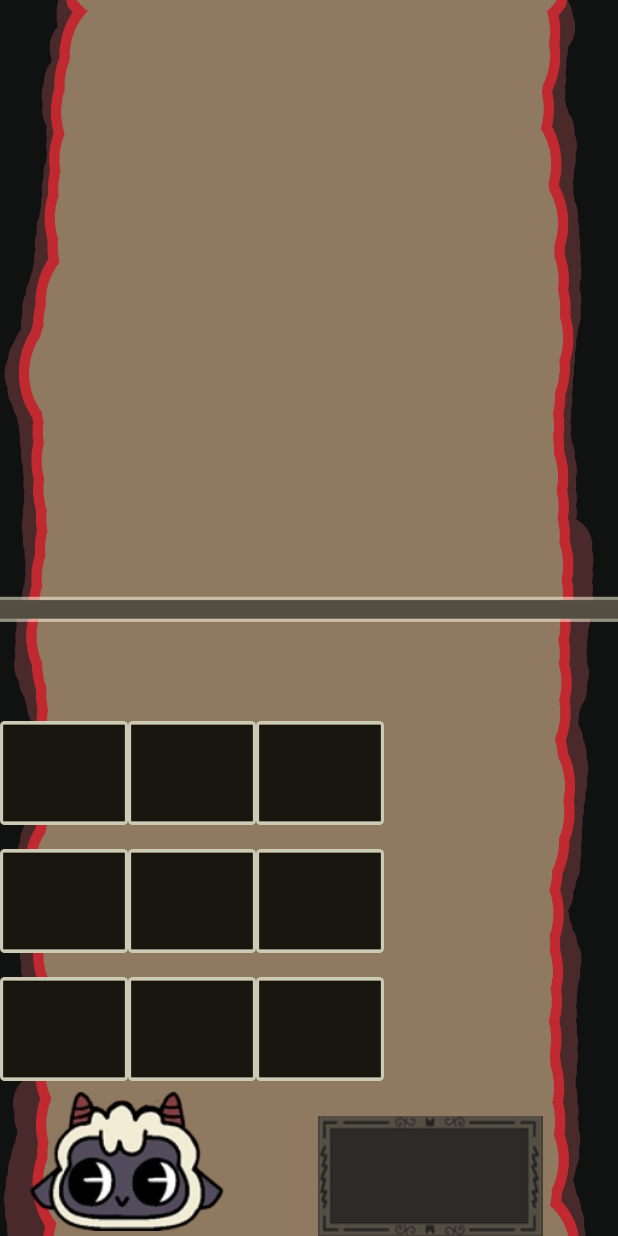
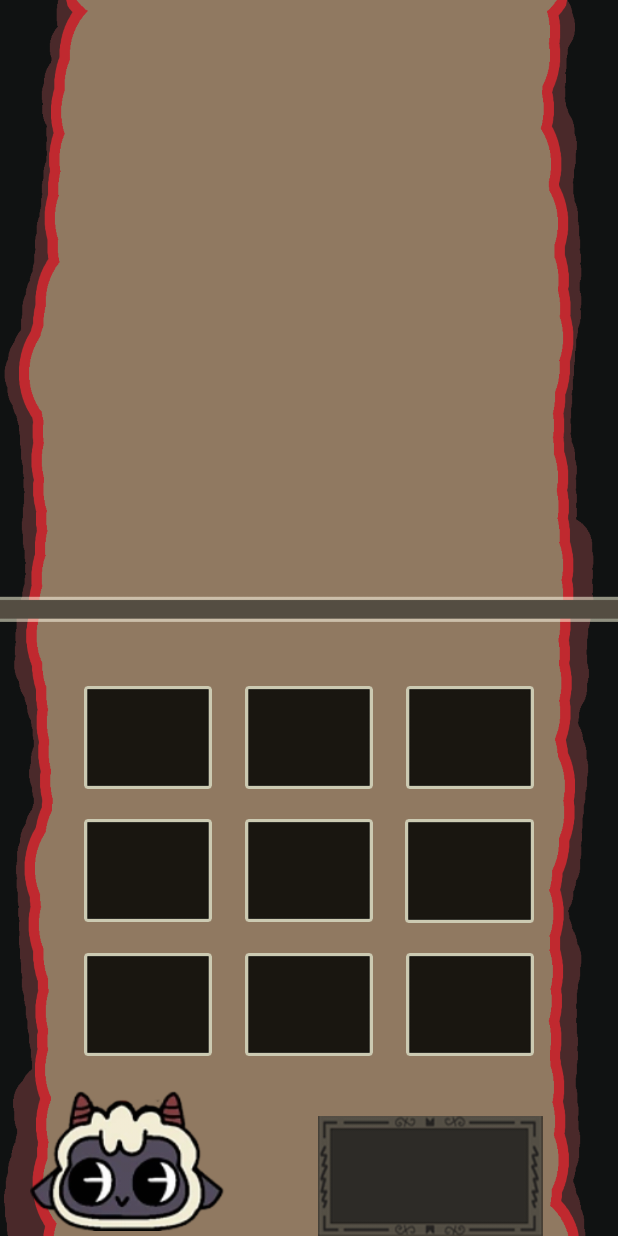
Before and after one commit to DeMoraDev/matatena, an Android app: the MainActivity2 screen opened directly, with no data from a screen before it, on a phone screen of 412 x 824 dp. Run offline under Robolectric (Android 15) with nearby library versions, the phone set to English and light mode, and no system bars; 1 statement that could not run was skipped.

Commit message:
Arreglo layouts

```diff
--- a/app/src/main/res/layout/activity_main2.xml
+++ b/app/src/main/res/layout/activity_main2.xml
@@ -22,7 +22,7 @@
         android:layout_marginEnd="80dp"
         android:text=""
         android:textSize="20sp"
-        app:layout_constraintBottom_toTopOf="@id/layout_hueco_10"
+        app:layout_constraintBottom_toTopOf="@id/tablero_jugador"
         app:layout_constraintEnd_toStartOf="@id/ptsfila2" />
 
     <TextView
@@ -32,7 +32,7 @@
         android:layout_marginStart="80dp"
         android:text=""
         android:textSize="20sp"
-        app:layout_constraintBottom_toTopOf="@id/layout_hueco_12"
+        app:layout_constraintBottom_toTopOf="@id/tablero_jugador"
         app:layout_constraintStart_toEndOf="@id/ptsfila2"
         tools:layout_editor_absoluteX="136dp"
         tools:layout_editor_absoluteY="672dp" />
@@ -44,7 +44,7 @@
         android:text=""
         android:textColor="@color/black"
         android:textSize="20sp"
-        app:layout_constraintBottom_toTopOf="@id/layout_hueco_11"
+        app:layout_constraintBottom_toTopOf="@id/tablero_jugador"
         app:layout_constraintEnd_toEndOf="parent"
         app:layout_constraintStart_toStartOf="parent"
         tools:layout_editor_absoluteX="136dp"
@@ -94,73 +94,36 @@
         app:layout_constraintEnd_toEndOf="parent"
         app:srcCompat="@drawable/emptydice" />
 
+    <LinearLayout
+        android:id="@+id/tablero_jugador"
+        android:layout_width="match_parent"
+        android:layout_height="wrap_content"
+        android:layout_marginHorizontal="55dp"
+        android:layout_marginBottom="20dp"
+        android:orientation="vertical"
+        app:layout_constraintBottom_toTopOf="@id/lamb"
+        app:layout_constraintStart_toStartOf="parent">
+
+        <LinearLayout
+            android:id="@+id/fila_3"
+            android:layout_width="match_parent"
+            android:layout_height="wrap_content"
+            android:orientation="horizontal"
+            app:layout_constraintBottom_toTopOf="@id/fila_4"
+            app:layout_constraintEnd_toEndOf="parent"
+            app:layout_constraintStart_toStartOf="parent">
 
             <androidx.constraintlayout.widget.ConstraintLayout
                 android:id="@+id/layout_hueco_10"
-        android:layout_width="wrap_content"
+                android:layout_width="0dp"
                 android:layout_height="wrap_content"
-        android:layout_marginEnd="15dp"
-        app:layout_constraintBottom_toTopOf="@id/layout_hueco_13"
+                android:layout_weight="1"
                 app:layout_constraintStart_toStartOf="parent">
 
                 <ImageButton
                     android:id="@+id/hueco_10"
                     android:layout_width="85dp"
-            android:layout_height="85dp"
-            android:adjustViewBounds="true"
-            android:background="@null"
-            android:scaleType="fitCenter"
-            app:layout_constraintBottom_toBottomOf="parent"
-            app:layout_constraintEnd_toEndOf="parent"
-            app:layout_constraintStart_toStartOf="parent"
-            app:layout_constraintTop_toTopOf="parent"
-            app:srcCompat="@drawable/hueco" />
-
-        <ImageView
-            android:id="@+id/dice_10"
-            android:layout_width="60dp"
-            android:layout_height="60dp"
-            android:scaleType="fitCenter"
-            app:layout_constraintBottom_toBottomOf="parent"
-            app:layout_constraintEnd_toEndOf="parent"
-            app:layout_constraintStart_toStartOf="parent"
-            app:layout_constraintTop_toTopOf="parent"
-            app:srcCompat="@drawable/emptydice" />
-    </androidx.constraintlayout.widget.ConstraintLayout>
-
-
-    <androidx.constraintlayout.widget.ConstraintLayout
-        android:id="@+id/layout_hueco_11"
-        android:layout_width="wrap_content"
                     android:layout_height="wrap_content"
-        app:layout_constraintBottom_toTopOf="@id/layout_hueco_14"
-        app:layout_constraintStart_toEndOf="@id/layout_hueco_13">
-
-        <ImageButton
-            android:id="@+id/hueco_11"
-            android:layout_width="85dp"
-            android:layout_height="85dp"
-            android:adjustViewBounds="true"
-            android:background="@null"
-            android:scaleType="fitCenter"
-            app:layout_constraintBottom_toBottomOf="parent"
-            app:layout_constraintEnd_toEndOf="parent"
-            app:layout_constraintStart_toStartOf="parent"
-            app:layout_constraintTop_toTopOf="parent"
-            app:srcCompat="@drawable/hueco" />
-    </androidx.constraintlayout.widget.ConstraintLayout>
-
-    <androidx.constraintlayout.widget.ConstraintLayout
-        android:id="@+id/layout_hueco_12"
-        android:layout_width="wrap_content"
-        android:layout_height="wrap_content"
-        app:layout_constraintBottom_toTopOf="@id/layout_hueco_15"
-        app:layout_constraintStart_toEndOf="@id/layout_hueco_11">
-
-        <ImageButton
-            android:id="@+id/hueco_12"
-            android:layout_width="85dp"
-            android:layout_height="85dp"
                     android:adjustViewBounds="true"
                     android:background="@null"
                     android:scaleType="fitCenter"
@@ -173,59 +136,16 @@
             </androidx.constraintlayout.widget.ConstraintLayout>
 
             <androidx.constraintlayout.widget.ConstraintLayout
-        android:id="@+id/layout_hueco_13"
-        android:layout_width="wrap_content"
+                android:id="@+id/layout_hueco_11"
+                android:layout_width="0dp"
                 android:layout_height="wrap_content"
-        app:layout_constraintBottom_toTopOf="@id/layout_hueco_16"
-        app:layout_constraintStart_toStartOf="parent">
+                android:layout_marginHorizontal="20dp"
+                android:layout_weight="1">
 
                 <ImageButton
-            android:id="@+id/hueco_13"
+                    android:id="@+id/hueco_11"
                     android:layout_width="85dp"
-            android:layout_height="85dp"
-            android:adjustViewBounds="true"
-            android:background="@null"
-            android:scaleType="fitCenter"
-            app:layout_constraintBottom_toBottomOf="parent"
-            app:layout_constraintEnd_toEndOf="parent"
-            app:layout_constraintStart_toStartOf="parent"
-            app:layout_constraintTop_toTopOf="parent"
-            app:srcCompat="@drawable/hueco" />
-    </androidx.constraintlayout.widget.ConstraintLayout>
-
-    <androidx.constraintlayout.widget.ConstraintLayout
-        android:id="@+id/layout_hueco_14"
-        android:layout_width="wrap_content"
                     android:layout_height="wrap_content"
-        app:layout_constraintBottom_toTopOf="@id/layout_hueco_17"
-        app:layout_constraintStart_toEndOf="@id/layout_hueco_13">
-
-        <ImageButton
-            android:id="@+id/hueco_14"
-            android:layout_width="85dp"
-            android:layout_height="85dp"
-            android:adjustViewBounds="true"
-            android:background="@null"
-            android:scaleType="fitCenter"
-            app:layout_constraintBottom_toBottomOf="parent"
-            app:layout_constraintEnd_toEndOf="parent"
-            app:layout_constraintStart_toStartOf="parent"
-            app:layout_constraintTop_toTopOf="parent"
-            app:srcCompat="@drawable/hueco" />
-    </androidx.constraintlayout.widget.ConstraintLayout>
-
-
-    <androidx.constraintlayout.widget.ConstraintLayout
-        android:id="@+id/layout_hueco_15"
-        android:layout_width="wrap_content"
-        android:layout_height="wrap_content"
-        app:layout_constraintBottom_toTopOf="@id/layout_hueco_18"
-        app:layout_constraintStart_toEndOf="@id/layout_hueco_14">
-
-        <ImageButton
-            android:id="@+id/hueco_15"
-            android:layout_width="85dp"
-            android:layout_height="85dp"
                     android:adjustViewBounds="true"
                     android:background="@null"
                     android:scaleType="fitCenter"
@@ -237,19 +157,125 @@
 
             </androidx.constraintlayout.widget.ConstraintLayout>
 
+            <androidx.constraintlayout.widget.ConstraintLayout
+                android:id="@+id/layout_hueco_12"
+                android:layout_width="0dp"
+                android:layout_height="wrap_content"
+                android:layout_weight="1">
+
+                <ImageButton
+                    android:id="@+id/hueco_12"
+                    android:layout_width="85dp"
+                    android:layout_height="wrap_content"
+                    android:adjustViewBounds="true"
+                    android:background="@null"
+                    android:scaleType="fitCenter"
+                    app:layout_constraintBottom_toBottomOf="parent"
+                    app:layout_constraintEnd_toEndOf="parent"
+                    app:layout_constraintStart_toStartOf="parent"
+                    app:layout_constraintTop_toTopOf="parent"
+                    app:srcCompat="@drawable/hueco" />
+
+            </androidx.constraintlayout.widget.ConstraintLayout>
+        </LinearLayout>
+
+        <LinearLayout
+            android:id="@+id/fila_4"
+            android:layout_width="match_parent"
+            android:layout_height="wrap_content"
+            android:layout_marginVertical="20dp"
+            android:orientation="horizontal"
+            app:layout_constraintBottom_toTopOf="@id/fila_5"
+            app:layout_constraintEnd_toEndOf="parent"
+            app:layout_constraintStart_toStartOf="parent">
+
+            <androidx.constraintlayout.widget.ConstraintLayout
+                android:id="@+id/layout_hueco_13"
+                android:layout_width="0dp"
+                android:layout_height="wrap_content"
+                android:layout_weight="1"
+                app:layout_constraintStart_toStartOf="parent">
+
+                <ImageButton
+                    android:id="@+id/hueco_13"
+                    android:layout_width="85dp"
+                    android:layout_height="wrap_content"
+                    android:adjustViewBounds="true"
+                    android:background="@null"
+                    android:scaleType="fitCenter"
+                    app:layout_constraintBottom_toBottomOf="parent"
+                    app:layout_constraintEnd_toEndOf="parent"
+                    app:layout_constraintStart_toStartOf="parent"
+                    app:layout_constraintTop_toTopOf="parent"
+                    app:srcCompat="@drawable/hueco" />
+
+            </androidx.constraintlayout.widget.ConstraintLayout>
+
+            <androidx.constraintlayout.widget.ConstraintLayout
+                android:id="@+id/layout_hueco_14"
+                android:layout_width="0dp"
+                android:layout_height="wrap_content"
+                android:layout_marginHorizontal="20dp"
+                android:layout_weight="1">
+
+                <ImageButton
+                    android:id="@+id/hueco_14"
+                    android:layout_width="85dp"
+                    android:layout_height="wrap_content"
+                    android:adjustViewBounds="true"
+                    android:background="@null"
+                    android:scaleType="fitCenter"
+                    app:layout_constraintBottom_toBottomOf="parent"
+                    app:layout_constraintEnd_toEndOf="parent"
+                    app:layout_constraintStart_toStartOf="parent"
+                    app:layout_constraintTop_toTopOf="parent"
+                    app:srcCompat="@drawable/hueco" />
+
+            </androidx.constraintlayout.widget.ConstraintLayout>
+
+            <androidx.constraintlayout.widget.ConstraintLayout
+                android:id="@+id/layout_hueco_15"
+                android:layout_width="0dp"
+                android:layout_height="wrap_content"
+                android:layout_weight="1">
+
+                <ImageButton
+                    android:id="@+id/hueco_15"
+                    android:layout_width="86dp"
+                    android:layout_height="69dp"
+                    android:adjustViewBounds="true"
+                    android:background="@null"
+                    android:scaleType="fitCenter"
+                    app:layout_constraintBottom_toBottomOf="parent"
+                    app:layout_constraintEnd_toEndOf="parent"
+                    app:layout_constraintStart_toStartOf="parent"
+                    app:layout_constraintTop_toTopOf="parent"
+                    app:srcCompat="@drawable/hueco" />
+
+            </androidx.constraintlayout.widget.ConstraintLayout>
+
+        </LinearLayout>
+
+        <LinearLayout
+            android:id="@+id/fila_5"
+            android:layout_width="match_parent"
+            android:layout_height="wrap_content"
+            android:orientation="horizontal"
+            app:layout_constraintBottom_toTopOf="@id/lamb"
+            app:layout_constraintEnd_toEndOf="parent"
+            app:layout_constraintStart_toStartOf="parent">
 
             <androidx.constraintlayout.widget.ConstraintLayout
                 android:id="@+id/layout_hueco_16"
-        android:layout_width="wrap_content"
+                android:layout_width="0dp"
                 android:layout_height="wrap_content"
-        app:layout_constraintBottom_toTopOf="@id/roller1"
+                android:layout_weight="1"
                 app:layout_constraintStart_toStartOf="parent">
 
                 <ImageButton
                     android:id="@+id/hueco_16"
                     android:layout_width="85dp"
-            android:layout_height="85dp"
-            android:layout_marginBottom="15dp"
+                    android:layout_height="wrap_content"
                     android:adjustViewBounds="true"
                     android:background="@null"
                     android:scaleType="fitCenter"
@@ -263,16 +289,15 @@
 
             <androidx.constraintlayout.widget.ConstraintLayout
                 android:id="@+id/layout_hueco_17"
-        android:layout_width="wrap_content"
+                android:layout_width="0dp"
                 android:layout_height="wrap_content"
-        app:layout_constraintBottom_toTopOf="@id/roller1"
-        app:layout_constraintStart_toEndOf="@id/layout_hueco_16">
+                android:layout_marginHorizontal="20dp"
+                android:layout_weight="1">
 
                 <ImageButton
                     android:id="@+id/hueco_17"
                     android:layout_width="85dp"
-            android:layout_height="85dp"
-            android:layout_marginBottom="15dp"
+                    android:layout_height="wrap_content"
                     android:adjustViewBounds="true"
                     android:background="@null"
                     android:scaleType="fitCenter"
@@ -286,16 +311,14 @@
 
             <androidx.constraintlayout.widget.ConstraintLayout
                 android:id="@+id/layout_hueco_18"
-        android:layout_width="wrap_content"
+                android:layout_width="0dp"
                 android:layout_height="wrap_content"
-        app:layout_constraintBottom_toTopOf="@id/roller1"
-        app:layout_constraintStart_toEndOf="@id/layout_hueco_17">
+                android:layout_weight="1">
 
                 <ImageButton
                     android:id="@+id/hueco_18"
                     android:layout_width="85dp"
-            android:layout_height="85dp"
-            android:layout_marginBottom="15dp"
+                    android:layout_height="wrap_content"
                     android:adjustViewBounds="true"
                     android:background="@null"
                     android:scaleType="fitCenter"
@@ -306,6 +329,7 @@
                     app:srcCompat="@drawable/hueco" />
 
             </androidx.constraintlayout.widget.ConstraintLayout>
+        </LinearLayout>
 
-
+    </LinearLayout>
 </androidx.constraintlayout.widget.ConstraintLayout>
```
Lines whose indentation alone changed are shown as unchanged.
